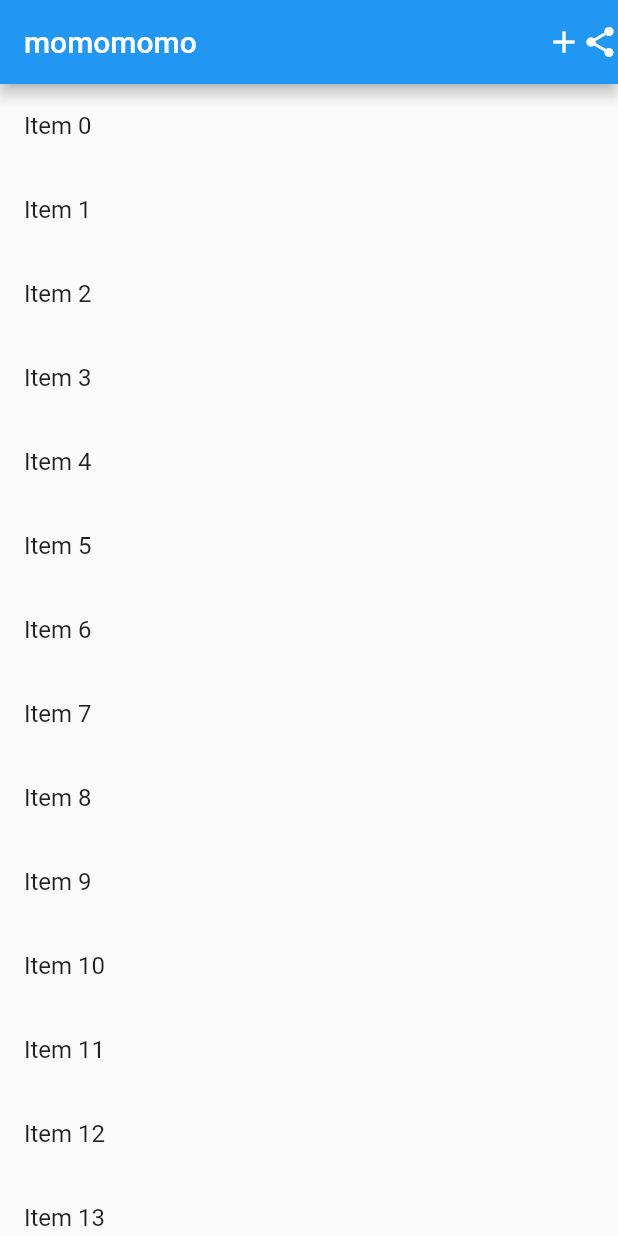
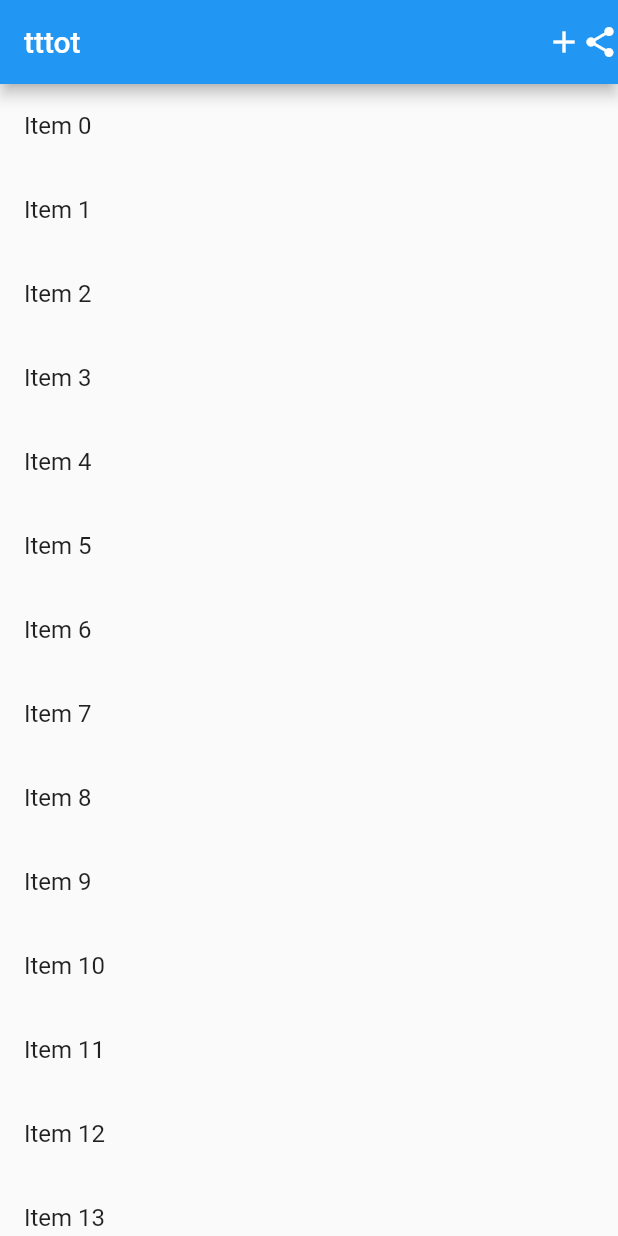
Before and after one commit to sheeeeeeeenji/youtube, a Flutter app: the screen it shows after launch, on a phone screen of 412 x 824 dp. Run offline on Flutter 3.47's test engine with Material 2 defaults, Android fonts, the phone set to English and light mode, and no system bars.

Commit message:
second commit3

```diff
--- a/lib/main.dart
+++ b/lib/main.dart
@@ -49,7 +49,7 @@ class _MyHomePageState extends State<MyHomePage> {
 
     return Scaffold(
       appBar: AppBar(
-        title: Text('momomomo'),
+        title: Text('tttot'),
         actions: <Widget>[Icon(Icons.add), Icon(Icons.share),],
       ),
       body: Container(
```
